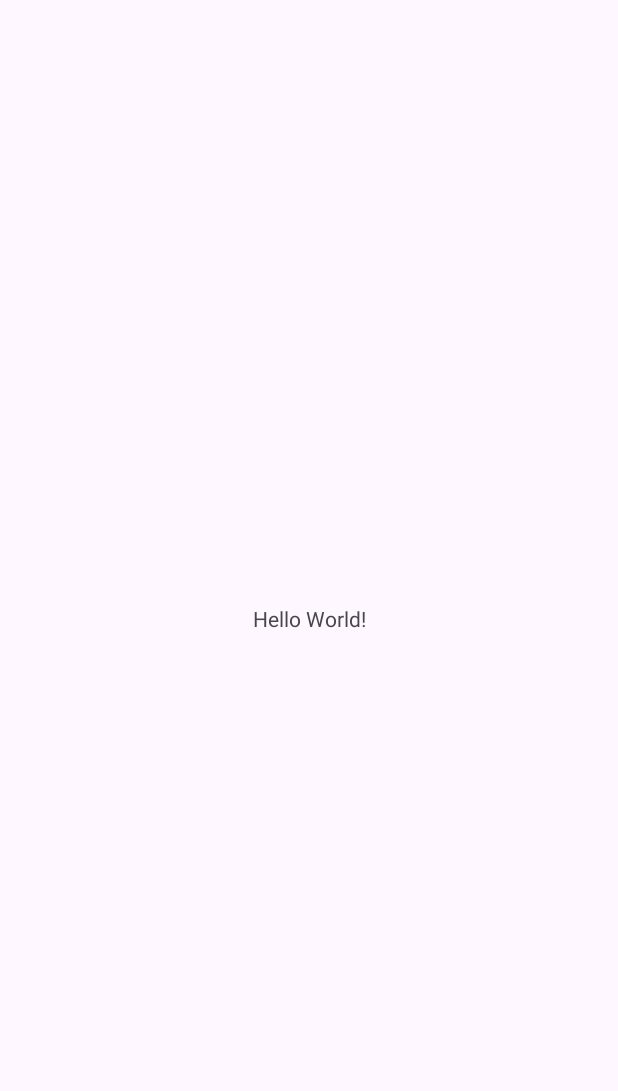
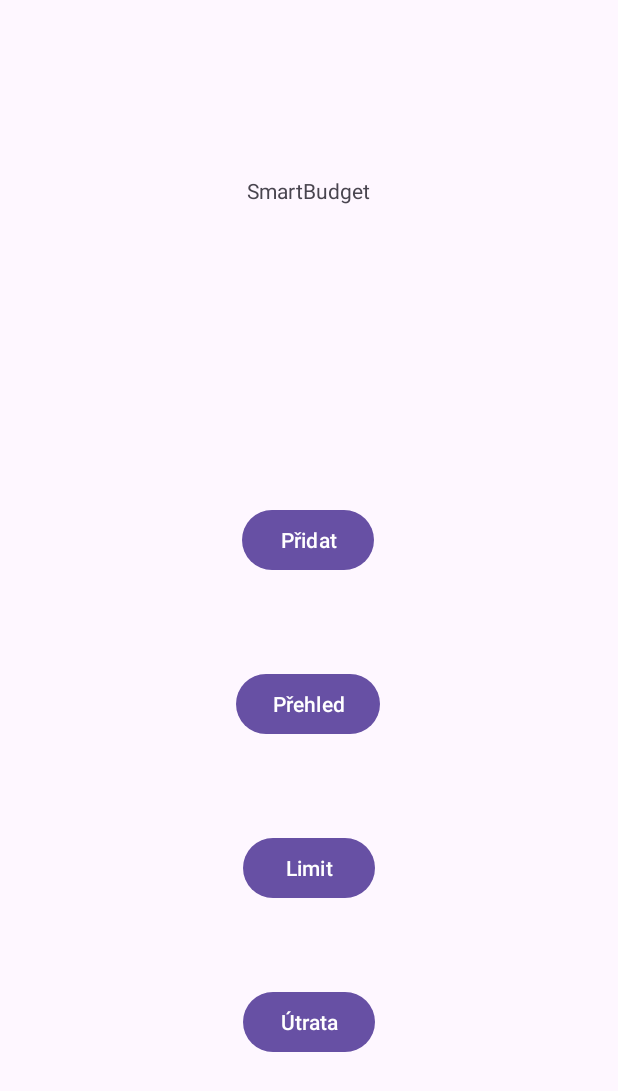
Before and after one commit to lukas-havlicek-krizik/SmartBudget, an Android app: the screen it shows after launch (MainActivity), on a phone screen of 412 x 824 dp. Before the commit the part shown is almost empty. Shown: the top 1091 px of the screen. Run offline under Robolectric (Android 15) with nearby library versions, the phone set to English and light mode, and no system bars.

Commit message:
Basic layout.

```diff
--- a/app/src/main/res/layout/activity_main.xml
+++ b/app/src/main/res/layout/activity_main.xml
@@ -8,12 +8,63 @@
     tools:context=".MainActivity">
 
     <TextView
+        android:id="@+id/textView"
         android:layout_width="wrap_content"
         android:layout_height="wrap_content"
-        android:text="Hello World!"
+        android:text="SmartBudget"
         app:layout_constraintBottom_toBottomOf="parent"
         app:layout_constraintEnd_toEndOf="parent"
+        app:layout_constraintHorizontal_bias="0.498"
         app:layout_constraintStart_toStartOf="parent"
-        app:layout_constraintTop_toTopOf="parent" />
+        app:layout_constraintTop_toTopOf="parent"
+        app:layout_constraintVertical_bias="0.146" />
+
+    <Button
+        android:id="@+id/button"
+        android:layout_width="wrap_content"
+        android:layout_height="wrap_content"
+        android:text="Přidat"
+        app:layout_constraintBottom_toBottomOf="parent"
+        app:layout_constraintEnd_toEndOf="parent"
+        app:layout_constraintHorizontal_bias="0.498"
+        app:layout_constraintStart_toStartOf="parent"
+        app:layout_constraintTop_toTopOf="parent"
+        app:layout_constraintVertical_bias="0.433" />
+
+    <Button
+        android:id="@+id/button2"
+        android:layout_width="wrap_content"
+        android:layout_height="wrap_content"
+        android:text="Přehled"
+        app:layout_constraintBottom_toBottomOf="parent"
+        app:layout_constraintEnd_toEndOf="parent"
+        app:layout_constraintHorizontal_bias="0.498"
+        app:layout_constraintStart_toStartOf="parent"
+        app:layout_constraintTop_toBottomOf="@+id/button"
+        app:layout_constraintVertical_bias="0.156" />
+
+    <Button
+        android:id="@+id/button3"
+        android:layout_width="wrap_content"
+        android:layout_height="wrap_content"
+        android:text="Limit"
+        app:layout_constraintBottom_toBottomOf="parent"
+        app:layout_constraintEnd_toEndOf="parent"
+        app:layout_constraintHorizontal_bias="0.501"
+        app:layout_constraintStart_toStartOf="parent"
+        app:layout_constraintTop_toBottomOf="@+id/button2"
+        app:layout_constraintVertical_bias="0.217" />
+
+    <Button
+        android:id="@+id/button4"
+        android:layout_width="wrap_content"
+        android:layout_height="wrap_content"
+        android:text="Útrata"
+        app:layout_constraintBottom_toBottomOf="parent"
+        app:layout_constraintEnd_toEndOf="parent"
+        app:layout_constraintHorizontal_bias="0.501"
+        app:layout_constraintStart_toStartOf="parent"
+        app:layout_constraintTop_toBottomOf="@+id/button3"
+        app:layout_constraintVertical_bias="0.316" />
 
 </androidx.constraintlayout.widget.ConstraintLayout>
```
